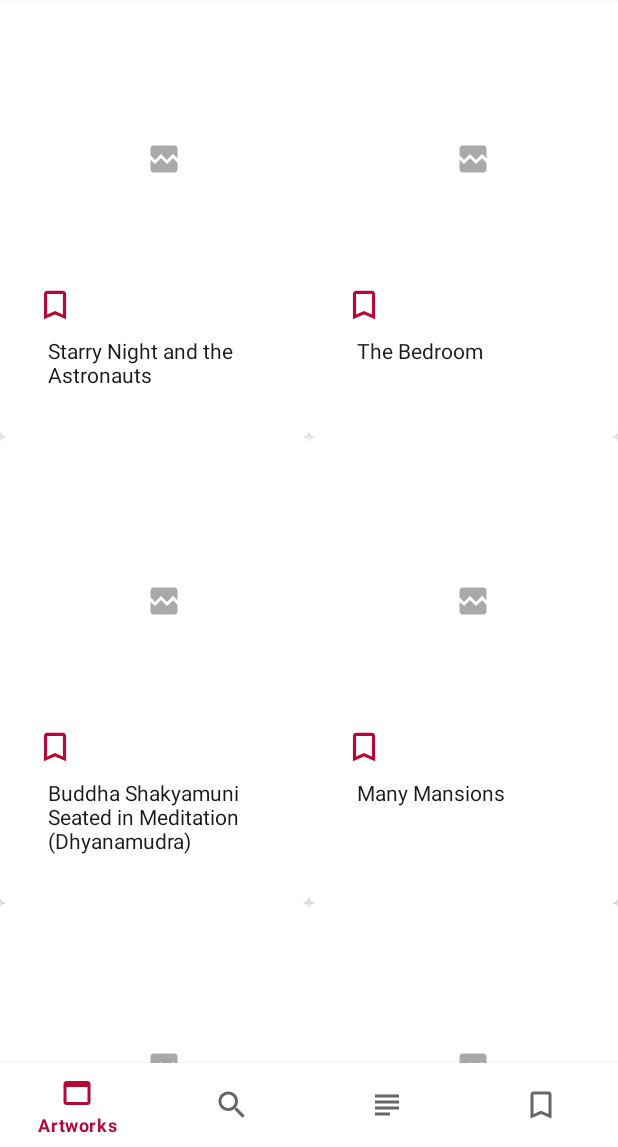
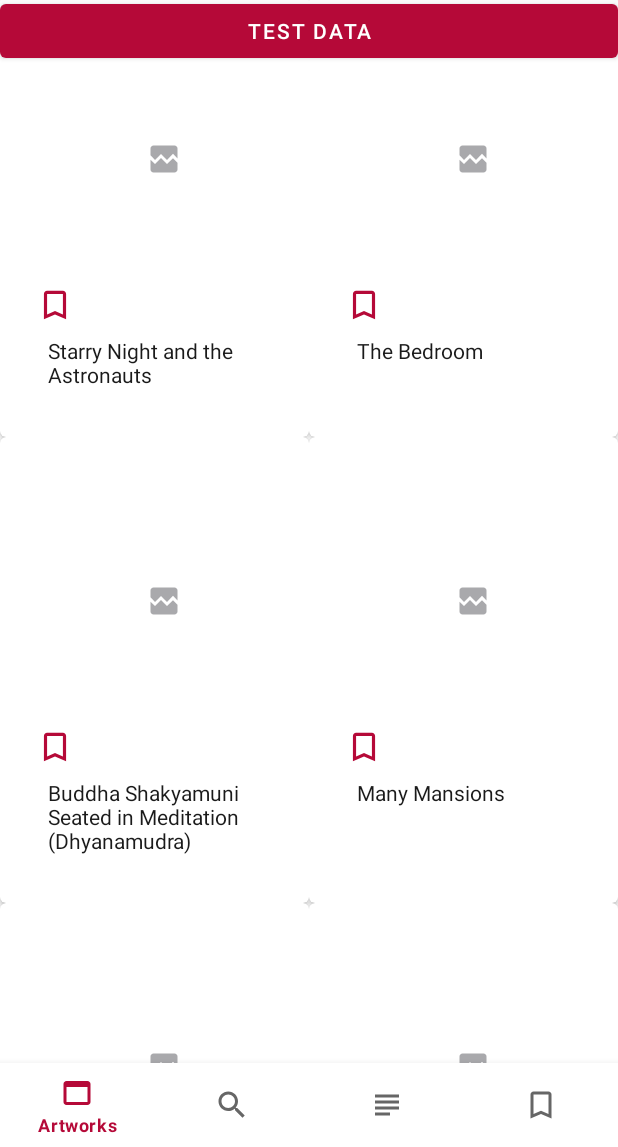
Before and after one commit to hieuwu/just-art-android, an Android app: the screen it shows after launch (MainActivity), on a phone screen of 412 x 824 dp, the part 89-1236 px from its top. Run offline under Robolectric (Android 15) with nearby library versions, the phone set to English and light mode, and no system bars; our stand-ins replace Dagger/Hilt's generated code, Timber, data binding, navigation-ui; pictures from the network do not load; 1 statement that could not run was skipped.

Commit message:
Add dummy button

```diff
--- a/app/src/main/res/layout/fragment_art_works.xml
+++ b/app/src/main/res/layout/fragment_art_works.xml
@@ -1,9 +1,10 @@
 <?xml version="1.0" encoding="utf-8"?>
-<layout xmlns:tools="http://schemas.android.com/tools"
+<layout xmlns:android="http://schemas.android.com/apk/res/android"
     xmlns:app="http://schemas.android.com/apk/res-auto"
-    xmlns:android="http://schemas.android.com/apk/res/android">
+    xmlns:tools="http://schemas.android.com/tools">
 
     <data>
+
         <variable
             name="viewModel"
             type="com.hieuwu.justart.presentation.artworks.ArtWorksViewModel" />
@@ -14,6 +15,13 @@
         android:layout_height="match_parent"
         tools:context=".presentation.artworks.ArtWorksFragment">
 
+        <Button
+            android:id="@+id/testDataButton"
+            android:layout_width="match_parent"
+            android:layout_height="wrap_content"
+            android:text="Test data"
+            app:layout_constraintTop_toTopOf="parent" />
+
         <androidx.recyclerview.widget.RecyclerView
             android:id="@+id/artWorksRecyclerView"
             android:layout_width="match_parent"
```
